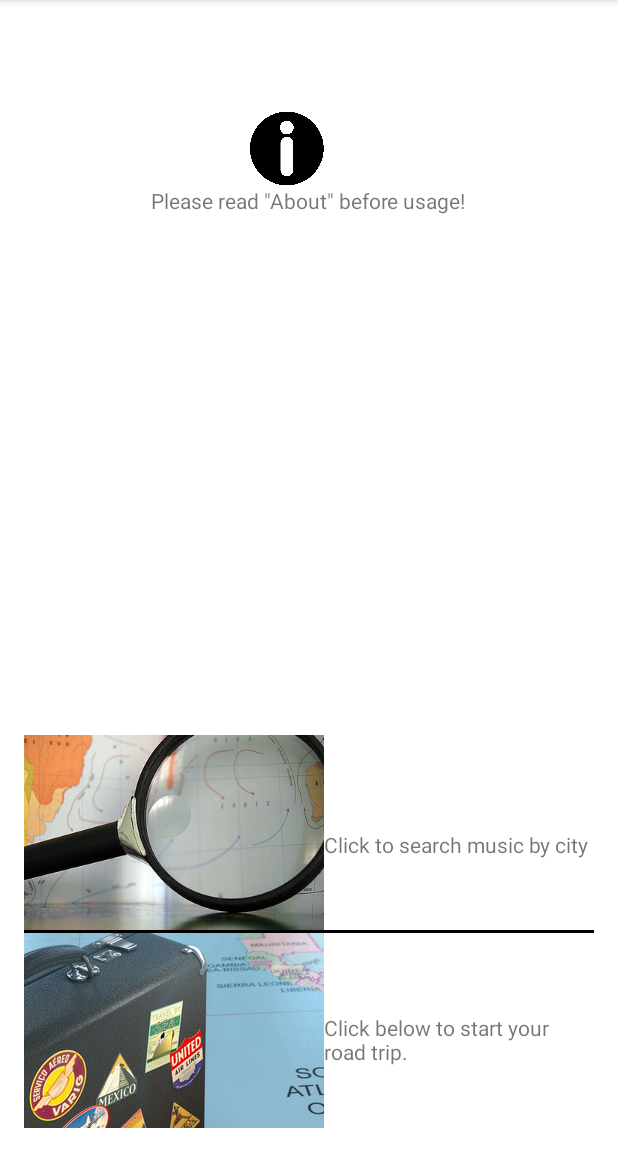
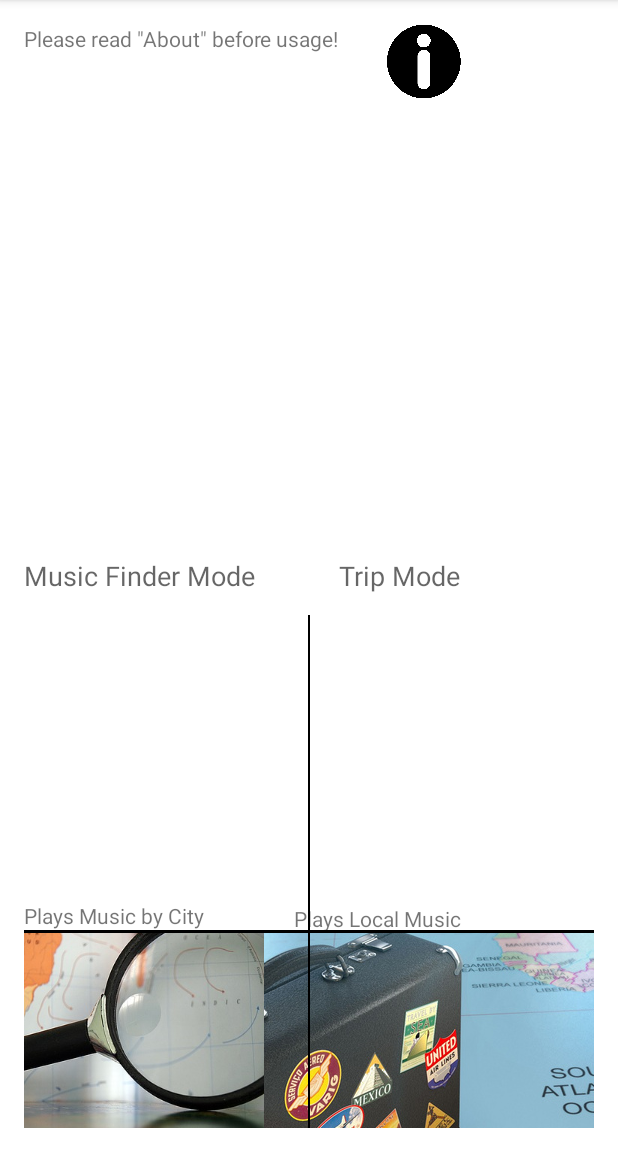
Before and after one commit to mcarri01/MusTrip, an Android app: the screen it shows after launch (MainActivity), on a phone screen of 412 x 824 dp, the part 84-1236 px from its top. Run offline under Robolectric (Android 15) with nearby library versions, the phone set to English and light mode, and no system bars; our stand-ins replace Volley; libraries missing offline, so code that uses them is left out: com.crashlytics.android, io.fabric.sdk; 1 statement that could not run was skipped.

Commit message:
pushing new update, map player works + updated menu

```diff
--- a/MusTrip/app/build.gradle
+++ b/MusTrip/app/build.gradle
@@ -30,8 +30,8 @@ android {
         applicationId "com.xeno.MusTrip"
         minSdkVersion 15
         targetSdkVersion 24
-        versionCode 1
-        versionName "1.0"
+        versionCode 2
+        versionName "2.0"
         testInstrumentationRunner "android.support.test.runner.AndroidJUnitRunner"
         multiDexEnabled true
         signingConfig signingConfigs.config
--- a/MusTrip/app/src/main/java/com/xeno/MusTrip/CityFinder.java
+++ b/MusTrip/app/src/main/java/com/xeno/MusTrip/CityFinder.java
@@ -102,7 +102,7 @@ public class CityFinder extends AppCompatActivity implements
     private String CurrLoc;
     private String CurrArtist;
     private Bitmap CurrImage;
-    public ArrayList<Song> songQueue = new ArrayList<>();
+    private ArrayList<Song> songQueue = new ArrayList<>();
     private ImageView play;
     TextView txtResult;
     SpotifyApi api = new SpotifyApi();
@@ -232,7 +232,6 @@ public class CityFinder extends AppCompatActivity implements
     @Override
     public void onPlaybackEvent(PlayerNotificationCallback.EventType eventType, PlayerState playerState) {
 
-        Log.d("MainActivity", "Playback event received: " + eventType.name());
         String uri = playerState.trackUri;
         String[] elems = uri.split(":");
 
--- a/MusTrip/app/src/main/res/layout/activity_main.xml
+++ b/MusTrip/app/src/main/res/layout/activity_main.xml
@@ -12,26 +12,6 @@
     android:background="#FFFFFF" >
 
 
-    <TextView
-        android:layout_width="wrap_content"
-        android:layout_height="wrap_content"
-        android:text="Click below to start your road trip. "
-        android:id="@+id/textView2"
-        android:layout_marginTop="53dp"
-        android:layout_alignTop="@+id/trip"
-        android:layout_toRightOf="@+id/trip"
-        android:layout_toEndOf="@+id/trip" />
-
-    <TextView
-        android:layout_width="wrap_content"
-        android:layout_height="wrap_content"
-        android:text="Click to search music by city"
-        android:id="@+id/textView3"
-        android:layout_alignBottom="@+id/find"
-        android:layout_toRightOf="@+id/trip"
-        android:layout_toEndOf="@+id/trip"
-        android:layout_marginBottom="47dp" />
-
     <ImageView
         android:layout_width="50dp"
         android:layout_height="50dp"
@@ -40,12 +20,11 @@
         android:background="@drawable/about"
         android:onClick="onAboutClick"
         android:layout_alignParentTop="true"
-        android:layout_alignRight="@+id/find"
-        android:layout_alignEnd="@+id/find"
-        android:layout_marginTop="58dp" />
+        android:layout_alignRight="@+id/textView"
+        android:layout_alignEnd="@+id/textView" />
 
     <ImageButton
-        android:layout_width="200dp"
+        android:layout_width="330dp"
         android:layout_height="130dp"
         android:layout_gravity="center"
         android:gravity="center"
@@ -53,31 +32,30 @@
         android:background="@drawable/trip"
         android:onClick="onTripClick"
         android:layout_alignParentBottom="true"
-        android:layout_alignParentLeft="true"
-        android:layout_alignParentStart="true" />
+        android:layout_toRightOf="@+id/find"
+        android:layout_toEndOf="@+id/find" />
 
     <ImageButton
-        android:layout_width="175dp"
+        android:layout_width="160dp"
         android:layout_height="130dp"
         android:layout_gravity="center"
         android:gravity="center"
         android:id="@+id/find"
         android:background="@drawable/magnifying"
         android:onClick="onSearchClick"
+
+        android:layout_alignParentBottom="true"
         android:layout_alignParentLeft="true"
-        android:layout_alignParentStart="true"
-        android:layout_above="@+id/topbar"
-        android:layout_toStartOf="@+id/textView3"
-        android:layout_alignRight="@+id/trip"
-        android:layout_alignEnd="@+id/trip" />
+        android:layout_alignParentStart="true" />
 
     <TextView
         android:layout_width="wrap_content"
         android:layout_height="wrap_content"
         android:text="Please read &quot;About&quot; before usage!"
         android:id="@+id/textView10"
-        android:layout_below="@+id/about"
-        android:layout_centerHorizontal="true" />
+        android:layout_alignParentTop="true"
+        android:layout_alignParentLeft="true"
+        android:layout_alignParentStart="true" />
 
 
     <View
@@ -90,4 +68,55 @@
         android:layout_above="@+id/trip"
         android:layout_alignParentLeft="true"
         android:layout_alignParentStart="true" />
+
+    <TextView
+        android:layout_width="wrap_content"
+        android:layout_height="wrap_content"
+        android:textAppearance="?android:attr/textAppearanceMedium"
+        android:text="Trip Mode"
+        android:id="@+id/textView"
+        android:layout_centerVertical="true"
+        android:layout_toRightOf="@+id/textView10"
+        android:layout_toEndOf="@+id/textView10" />
+
+    <TextView
+        android:layout_width="wrap_content"
+        android:layout_height="wrap_content"
+        android:textAppearance="?android:attr/textAppearanceMedium"
+        android:text="Music Finder Mode"
+        android:id="@+id/textView2"
+        android:layout_centerVertical="true"
+        android:layout_alignParentLeft="true"
+        android:layout_alignParentStart="true" />
+
+    <TextView
+        android:layout_width="wrap_content"
+        android:layout_height="wrap_content"
+        android:textAppearance="?android:attr/textAppearanceSmall"
+        android:text="Plays Music by City"
+        android:id="@+id/textView3"
+        android:layout_above="@+id/topbar"
+        android:layout_alignParentLeft="true"
+        android:layout_alignParentStart="true" />
+
+    <TextView
+        android:layout_width="wrap_content"
+        android:layout_height="wrap_content"
+        android:textAppearance="?android:attr/textAppearanceSmall"
+        android:text="Plays Local Music"
+        android:id="@+id/textView4"
+        android:layout_above="@+id/find"
+        android:layout_alignRight="@+id/textView"
+        android:layout_alignEnd="@+id/textView" />
+
+    <View
+        android:layout_width="fill_parent"
+        android:layout_height="1dp"
+        android:rotation="90"
+        android:id="@+id/bar"
+        android:background="#000000"
+        android:layout_above="@+id/textView3"
+        android:layout_alignParentRight="true"
+        android:layout_alignParentEnd="true" />
+
 </RelativeLayout>
--- a/MusTrip/app/src/main/res/layout/activity_map_player.xml
+++ b/MusTrip/app/src/main/res/layout/activity_map_player.xml
@@ -43,8 +43,9 @@
         android:icon="@mipmap/ic_play"
         android:onClick="onSearch"
         android:background="@drawable/mybutton"
-        android:layout_toRightOf="@+id/btnPlay"
-        android:layout_toEndOf="@+id/btnPlay" />
+        android:layout_alignParentTop="true"
+        android:layout_toEndOf="@+id/btnPlay"
+        android:layout_toRightOf="@+id/btnPlay" />
 
     <ListView
         android:id="@+id/lv"
@@ -120,9 +121,10 @@
         android:text="Check Map"
         android:id="@+id/map"
         android:background="@drawable/mybutton"
+        android:layout_alignParentLeft="true"
+        android:layout_alignParentStart="true"
         android:layout_toLeftOf="@+id/btnPlay"
-        android:layout_alignParentLeft="true"
-        android:layout_alignParentStart="true" />
+        android:layout_toStartOf="@+id/btnPlay" />
     <View
         android:layout_width="fill_parent"
         android:layout_height="2dip"
--- a/MusTrip/app/src/main/res/values/strings.xml
+++ b/MusTrip/app/src/main/res/values/strings.xml
@@ -7,8 +7,8 @@
         tie your own adventures with music. It uses Spotify\'s own resources to find uniquely distinct
         music to a particular city or to the nearest city from your geolocation. Because it uses
         Spotify\'s internal data on track play distributions, it supports up to 543 cities currently
-        worldwide, mostly in North America and Europe. For full functionality, it requires your
-        login to Spotify.
+        worldwide, mostly in North America and Europe. For full functionality, it requires access
+        to a Spotify premium account.
     </string>
     <string name="modes">
         This app supports both our "Trip" experience and its "Music Finder". The Trip mode allows
```
